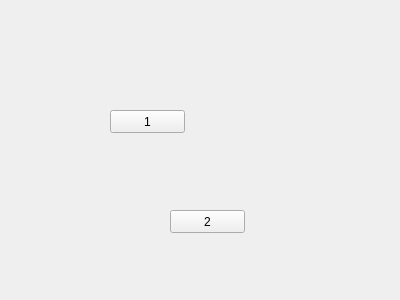
The window that uitester/ui/case_manager/case_manager.ui (IfengAutomation/uitester) describes before a commit, drawn with Qt 5.
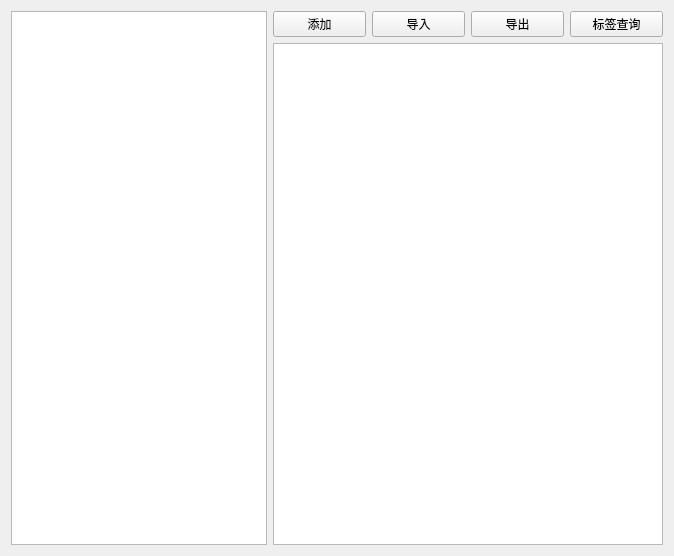
The same window after the commit.

Commit message: tag_name_completer

Patch:
```diff
--- a/uitester/ui/case_manager/case_manager.ui
+++ b/uitester/ui/case_manager/case_manager.ui
@@ -6,39 +6,84 @@
    <rect>
     <x>0</x>
     <y>0</y>
-    <width>400</width>
-    <height>300</height>
+    <width>674</width>
+    <height>556</height>
    </rect>
   </property>
   <property name="windowTitle">
    <string>Form</string>
   </property>
-  <widget class="QPushButton" name="pushButton">
-   <property name="geometry">
-    <rect>
-     <x>110</x>
-     <y>110</y>
-     <width>75</width>
-     <height>23</height>
-    </rect>
-   </property>
-   <property name="text">
-    <string>1</string>
-   </property>
-  </widget>
-  <widget class="QPushButton" name="pushButton_2">
-   <property name="geometry">
-    <rect>
-     <x>170</x>
-     <y>210</y>
-     <width>75</width>
-     <height>23</height>
-    </rect>
-   </property>
-   <property name="text">
-    <string>2</string>
-   </property>
-  </widget>
+  <layout class="QHBoxLayout" name="horizontalLayout_4">
+   <item>
+    <layout class="QHBoxLayout" name="QHBoxLayout">
+     <item>
+      <widget class="QListWidget" name="tag_list_widget">
+       <property name="sizePolicy">
+        <sizepolicy hsizetype="Fixed" vsizetype="Expanding">
+         <horstretch>0</horstretch>
+         <verstretch>0</verstretch>
+        </sizepolicy>
+       </property>
+       <property name="minimumSize">
+        <size>
+         <width>150</width>
+         <height>0</height>
+        </size>
+       </property>
+       <property name="baseSize">
+        <size>
+         <width>0</width>
+         <height>0</height>
+        </size>
+       </property>
+      </widget>
+     </item>
+     <item>
+      <layout class="QVBoxLayout" name="data_message_layout">
+       <item>
+        <layout class="QVBoxLayout" name="verticalLayout_2">
+         <item>
+          <layout class="QHBoxLayout" name="query_conditions_layout">
+           <item>
+            <widget class="QPushButton" name="pushButton_3">
+             <property name="text">
+              <string>添加</string>
+             </property>
+            </widget>
+           </item>
+           <item>
+            <widget class="QPushButton" name="pushButton">
+             <property name="text">
+              <string>导入</string>
+             </property>
+            </widget>
+           </item>
+           <item>
+            <widget class="QPushButton" name="pushButton_2">
+             <property name="text">
+              <string>导出</string>
+             </property>
+            </widget>
+           </item>
+           <item>
+            <widget class="QPushButton" name="pushButton_4">
+             <property name="text">
+              <string>标签查询</string>
+             </property>
+            </widget>
+           </item>
+          </layout>
+         </item>
+        </layout>
+       </item>
+       <item>
+        <widget class="QTableWidget" name="table_widget"/>
+       </item>
+      </layout>
+     </item>
+    </layout>
+   </item>
+  </layout>
  </widget>
  <resources/>
  <connections/>
```
The commit also changes 2 other files.
